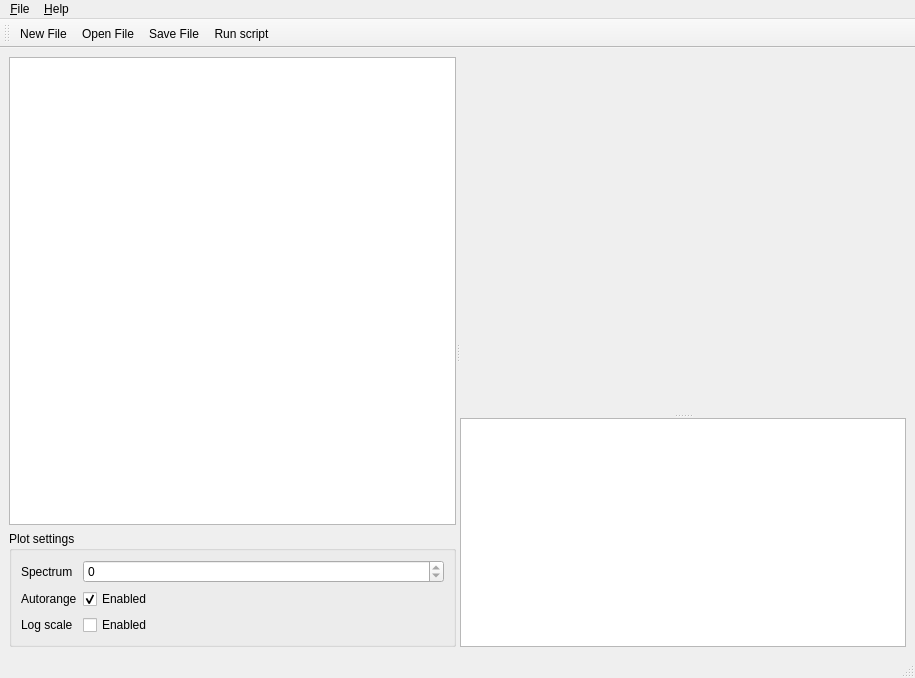
Before: the Qt Designer form qjabs/mainwindow.ui in JYU-IBA/jabs, drawn with Qt 5.
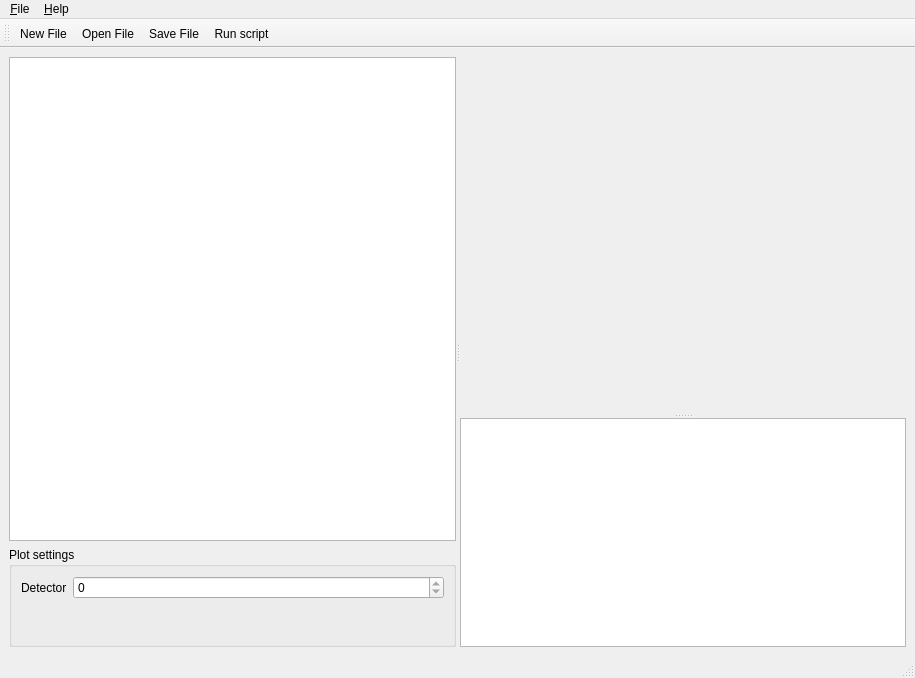
After: the same form once the commit is applied. Icons and pictures are not drawn. Custom widgets are drawn as their Qt base class.

Commit message: Add keyboard shortcuts to plot, make the ugly UI-thing disappear if it is not needed, move logscale and autorange (of yAxis) to context menu and shortcuts.

What changed in the file:
```diff
--- a/qjabs/mainwindow.ui
+++ b/qjabs/mainwindow.ui
@@ -46,7 +46,7 @@
            <item row="0" column="0">
             <widget class="QLabel" name="label">
              <property name="text">
-              <string>Spectrum</string>
+              <string>Detector</string>
              </property>
             </widget>
            </item>
@@ -57,43 +57,6 @@
              </property>
             </widget>
            </item>
-           <item row="1" column="0">
-            <widget class="QLabel" name="label_2">
-             <property name="text">
-              <string>Autorange</string>
-             </property>
-            </widget>
-           </item>
-           <item row="1" column="1">
-            <widget class="QCheckBox" name="autoRangeCheckBox">
-             <property name="sizePolicy">
-              <sizepolicy hsizetype="Minimum" vsizetype="Fixed">
-               <horstretch>0</horstretch>
-               <verstretch>0</verstretch>
-              </sizepolicy>
-             </property>
-             <property name="text">
-              <string>Enabled</string>
-             </property>
-             <property name="checked">
-              <bool>true</bool>
-             </property>
-            </widget>
-           </item>
-           <item row="2" column="0">
-            <widget class="QLabel" name="label_3">
-             <property name="text">
-              <string>Log scale</string>
-             </property>
-            </widget>
-           </item>
-           <item row="2" column="1">
-            <widget class="QCheckBox" name="logScaleCheckBox">
-             <property name="text">
-              <string>Enabled</string>
-             </property>
-            </widget>
-           </item>
           </layout>
          </widget>
         </item>
```
Left out of the diff: 2 changed lines with no effect on the pictures. The commit also changes 3 other files.
